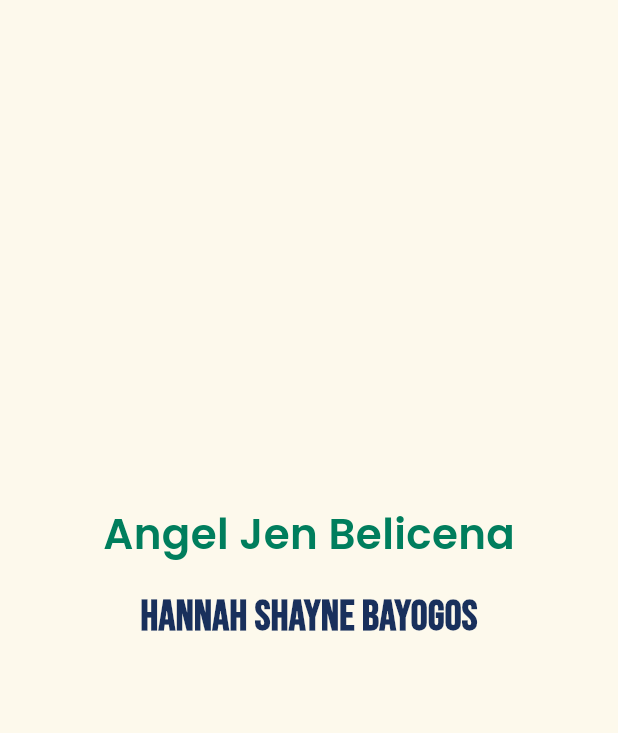
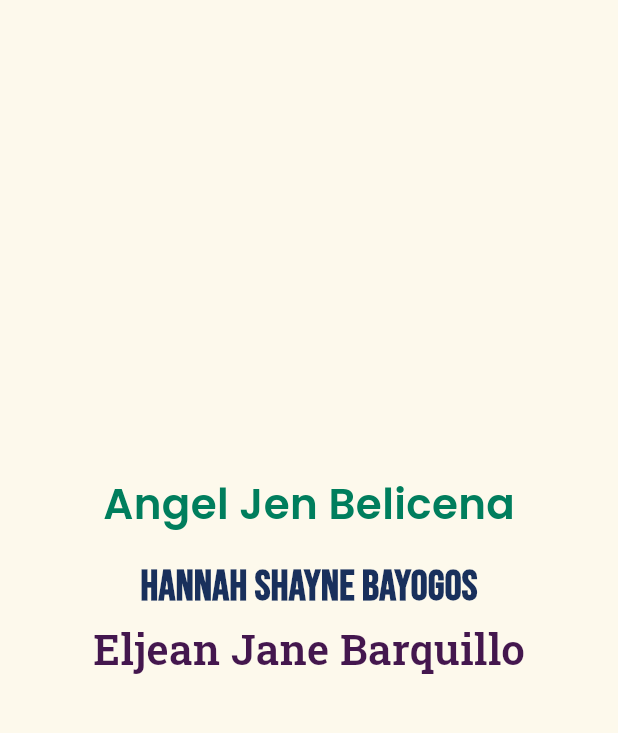
Before and after one commit to ajbelicena01/it3120-lab6, a Flutter app: the screen it shows after launch, on a phone screen of 412 x 824 dp, the part 84-817 px from its top. Run offline on Flutter 3.47's test engine with Material 3 defaults, Android fonts, the phone set to English and light mode, and no system bars; our stand-ins replace google_fonts.

Commit message:
Added my name. Changed the font style and color.

```diff
--- a/lib/main.dart
+++ b/lib/main.dart
@@ -59,6 +59,14 @@
                 fontWeight: FontWeight.w600,
               ),
             ),
+            Text(
+              'Eljean Jane Barquillo',
+              style: GoogleFonts.robotoSlab(
+                color: const Color(0XFF44174E),
+                fontSize: 28,
+                fontWeight: FontWeight.w600,
+              )
+            )
           ],
         ),
       ),
```
